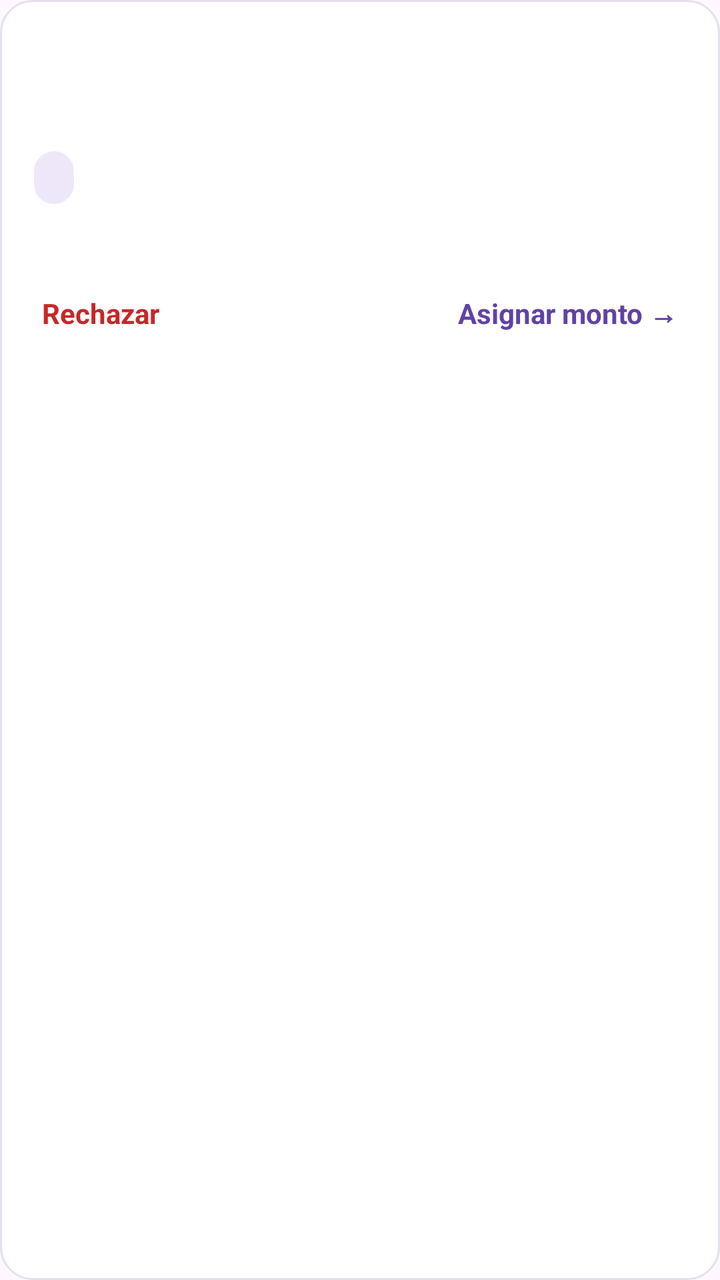
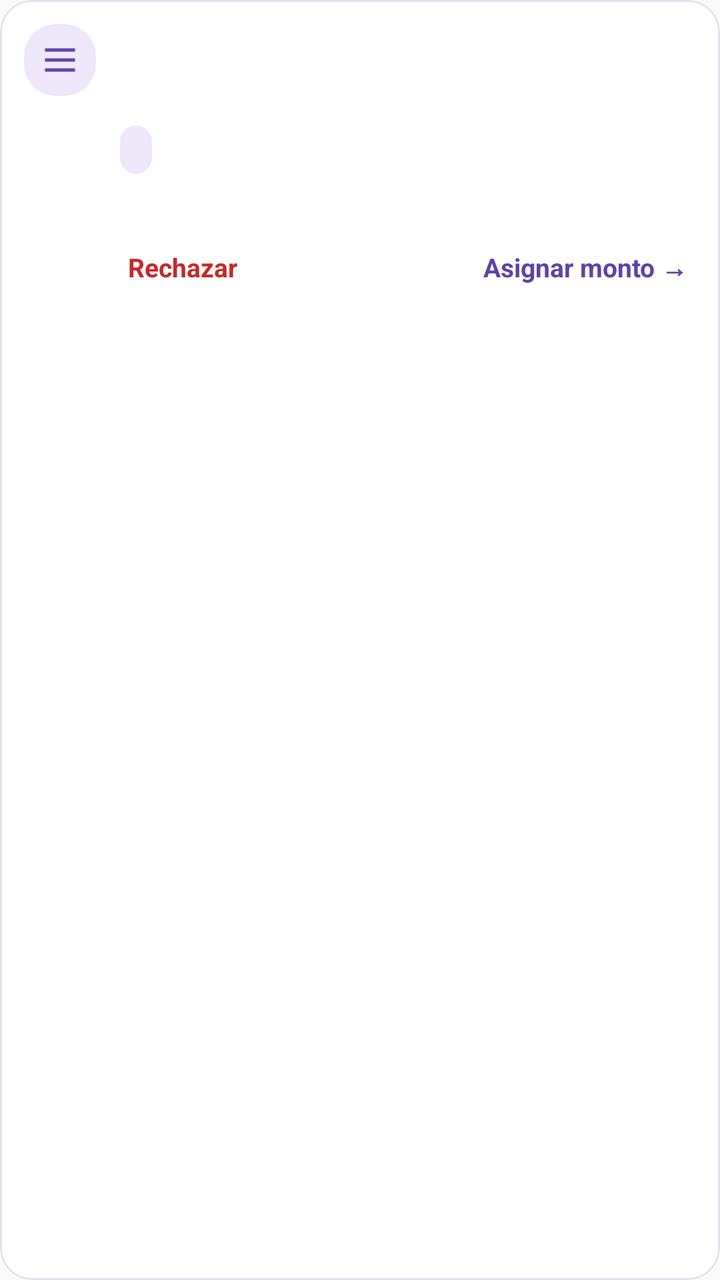

Before-and-after screenshots of an Android layout around one commit, followed by the original layout XML and the change that was made.
<!-- AndroidManifest.xml: application theme Theme.ApiMovil -->
<!-- res/layout/item_solicitud.xml -->
<?xml version="1.0" encoding="utf-8"?>
<LinearLayout xmlns:android="http://schemas.android.com/apk/res/android"
    android:layout_width="match_parent"
    android:layout_height="wrap_content"
    android:orientation="vertical"
    android:background="@drawable/bg_tarjeta"
    android:padding="17dp"
    android:layout_marginBottom="12dp"
    android:clickable="true"
    android:focusable="true"
    android:foreground="?attr/selectableItemBackground">

    <LinearLayout
        android:layout_width="match_parent"
        android:layout_height="wrap_content"
        android:orientation="horizontal"
        android:gravity="center_vertical">

        <TextView
            android:id="@+id/textCodigoSolicitud"
            android:layout_width="0dp"
            android:layout_weight="1"
            android:layout_height="wrap_content"
            android:textStyle="bold"
            android:textSize="15sp"
            android:textColor="@color/texto_principal" />

        <TextView
            android:id="@+id/textAntiguedad"
            android:layout_width="wrap_content"
            android:layout_height="wrap_content"
            android:textSize="12sp"
            android:textColor="@color/texto_secundario" />
    </LinearLayout>

    <TextView
        android:id="@+id/textConductor"
        android:layout_width="match_parent"
        android:layout_height="wrap_content"
        android:textStyle="bold"
        android:textSize="18sp"
        android:textColor="@color/texto_principal"
        android:layout_marginTop="6dp" />

    <TextView
        android:id="@+id/textDestino"
        android:layout_width="wrap_content"
        android:layout_height="wrap_content"
        android:background="@drawable/bg_tarjeta_info"
        android:textColor="@color/marca_oscuro"
        android:textStyle="bold"
        android:textSize="12sp"
        android:paddingHorizontal="10dp"
        android:paddingVertical="5dp"
        android:layout_marginTop="8dp" />

    <TextView
        android:id="@+id/textActividad"
        android:layout_width="match_parent"
        android:layout_height="wrap_content"
        android:textSize="14sp"
        android:textColor="@color/texto_secundario"
        android:layout_marginTop="10dp" />

    <LinearLayout
        android:layout_width="match_parent"
        android:layout_height="wrap_content"
        android:orientation="horizontal"
        android:gravity="center_vertical"
        android:layout_marginTop="12dp">

        <TextView
            android:id="@+id/textRechazar"
            android:layout_width="wrap_content"
            android:layout_height="wrap_content"
            android:text="@string/rechazar"
            android:textColor="@color/estado_vencida"
            android:textStyle="bold"
            android:textSize="14sp"
            android:background="?attr/selectableItemBackground"
            android:padding="4dp" />

        <View
            android:layout_width="0dp"
            android:layout_height="0dp"
            android:layout_weight="1" />

        <TextView
            android:id="@+id/textAsignarMonto"
            android:layout_width="wrap_content"
            android:layout_height="wrap_content"
            android:text="@string/asignar_monto_flecha"
            android:textColor="@color/marca"
            android:textStyle="bold"
            android:textSize="14sp"
            android:padding="4dp" />

    </LinearLayout>

</LinearLayout>
<!-- resources referenced by this layout -->
<resources>
  <color name="estado_vencida">#C62828</color>
  <color name="marca">#6042A6</color>
  <color name="marca_oscuro">#342052</color>
  <color name="texto_principal">#24212D</color>
  <color name="texto_secundario">#706A7A</color>
  <!-- drawable bg_tarjeta (drawable) -->
  <?xml version="1.0" encoding="utf-8"?>
  <shape xmlns:android="http://schemas.android.com/apk/res/android" android:shape="rectangle">
      <solid android:color="@color/blanco" />
      <corners android:radius="16dp" />
      <stroke android:width="1dp" android:color="@color/borde" />
  </shape>
  <!-- drawable bg_tarjeta_info (drawable) -->
  <?xml version="1.0" encoding="utf-8"?>
  <shape xmlns:android="http://schemas.android.com/apk/res/android" android:shape="rectangle">
      <solid android:color="@color/marca_claro" />
      <corners android:radius="16dp" />
  </shape>
  <string name="asignar_monto_flecha">Asignar monto  →</string>
  <string name="rechazar">Rechazar</string>
  <style name="Theme.ApiMovil" parent="Theme.Material3.DayNight.NoActionBar">
          <item name="colorPrimary">@color/purple_500</item>
          <item name="colorPrimaryVariant">@color/purple_700</item>
          <item name="colorOnPrimary">@color/white</item>
          <item name="colorSecondary">@color/teal_200</item>
      </style>
  <color name="blanco">#FFFFFF</color>
  <color name="borde">#E5E0EB</color>
  <color name="marca_claro">#EEE7FA</color>
  <color name="purple_500">#6042A6</color>
  <color name="purple_700">#342052</color>
  <color name="white">#FFFFFFFF</color>
  <color name="teal_200">#6042A6</color>
</resources>

<!-- the commit's change to res/layout/item_solicitud.xml (unified diff, before → after) -->
@@ -1,100 +1,128 @@
 <?xml version="1.0" encoding="utf-8"?>
-<LinearLayout xmlns:android="http://schemas.android.com/apk/res/android"
+<com.google.android.material.card.MaterialCardView xmlns:android="http://schemas.android.com/apk/res/android"
+    xmlns:app="http://schemas.android.com/apk/res-auto"
     android:layout_width="match_parent"
     android:layout_height="wrap_content"
-    android:orientation="vertical"
-    android:background="@drawable/bg_tarjeta"
-    android:padding="17dp"
     android:layout_marginBottom="12dp"
     android:clickable="true"
     android:focusable="true"
-    android:foreground="?attr/selectableItemBackground">
+    android:foreground="?attr/selectableItemBackground"
+    app:cardBackgroundColor="@color/blanco"
+    app:cardCornerRadius="16dp"
+    app:cardElevation="0dp"
+    app:contentPadding="12dp"
+    app:strokeColor="@color/borde"
+    app:strokeWidth="1dp">
 
     <LinearLayout
         android:layout_width="match_parent"
         android:layout_height="wrap_content"
         android:orientation="horizontal"
-        android:gravity="center_vertical">
+        android:gravity="top">
 
-        <TextView
-            android:id="@+id/textCodigoSolicitud"
+        <ImageView
+            android:layout_width="36dp"
+            android:layout_height="36dp"
+            android:src="@drawable/ic_nav_solicitudes"
+            android:background="@drawable/bg_tarjeta_info"
+            android:padding="8dp"
+            app:tint="@color/marca"
+            android:contentDescription="@null" />
+
+        <LinearLayout
             android:layout_width="0dp"
             android:layout_weight="1"
             android:layout_height="wrap_content"
-            android:textStyle="bold"
-            android:textSize="15sp"
-            android:textColor="@color/texto_principal" />
+            android:orientation="vertical"
+            android:layout_marginStart="12dp">
 
-        <TextView
-            android:id="@+id/textAntiguedad"
-            android:layout_width="wrap_content"
-            android:layout_height="wrap_content"
-            android:textSize="12sp"
-            android:textColor="@color/texto_secundario" />
+            <LinearLayout
+                android:layout_width="match_parent"
+                android:layout_height="wrap_content"
+                android:orientation="horizontal"
+                android:gravity="center_vertical">
+
+                <TextView
+                    android:id="@+id/textCodigoSolicitud"
+                    android:layout_width="0dp"
+                    android:layout_weight="1"
+                    android:layout_height="wrap_content"
+                    android:textStyle="bold"
+                    android:textSize="14sp"
+                    android:textColor="@color/texto_principal" />
+
+                <TextView
+                    android:id="@+id/textAntiguedad"
+                    android:layout_width="wrap_content"
+                    android:layout_height="wrap_content"
+                    android:textSize="12sp"
+                    android:textColor="@color/texto_secundario" />
+            </LinearLayout>
+
+            <TextView
+                android:id="@+id/textConductor"
+                android:layout_width="match_parent"
+                android:layout_height="wrap_content"
+                android:textStyle="bold"
+                android:textSize="16sp"
+                android:textColor="@color/texto_principal"
+                android:layout_marginTop="4dp" />
+
+            <TextView
+                android:id="@+id/textDestino"
+                android:layout_width="wrap_content"
+                android:layout_height="wrap_content"
+                android:background="@drawable/bg_tarjeta_info"
+                android:textColor="@color/marca_oscuro"
+                android:textStyle="bold"
+                android:textSize="12sp"
+                android:paddingHorizontal="8dp"
+                android:paddingVertical="4dp"
+                android:layout_marginTop="6dp" />
+
+            <TextView
+                android:id="@+id/textActividad"
+                android:layout_width="match_parent"
+                android:layout_height="wrap_content"
+                android:textSize="13sp"
+                android:textColor="@color/texto_secundario"
+                android:layout_marginTop="6dp" />
+
+            <LinearLayout
+                android:layout_width="match_parent"
+                android:layout_height="wrap_content"
+                android:orientation="horizontal"
+                android:gravity="center_vertical"
+                android:layout_marginTop="10dp">
+
+                <TextView
+                    android:id="@+id/textRechazar"
+                    android:layout_width="wrap_content"
+                    android:layout_height="wrap_content"
+                    android:text="@string/rechazar"
+                    android:textColor="@color/estado_vencida"
+                    android:textStyle="bold"
+                    android:textSize="13sp"
+                    android:background="?attr/selectableItemBackground"
+                    android:padding="4dp" />
+
+                <View
+                    android:layout_width="0dp"
+                    android:layout_height="0dp"
+                    android:layout_weight="1" />
+
+                <TextView
+                    android:id="@+id/textAsignarMonto"
+                    android:layout_width="wrap_content"
+                    android:layout_height="wrap_content"
+                    android:text="@string/asignar_monto_flecha"
+                    android:textColor="@color/marca"
+                    android:textStyle="bold"
+                    android:textSize="13sp"
+                    android:padding="4dp" />
+
+            </LinearLayout>
+
+        </LinearLayout>
     </LinearLayout>
-
-    <TextView
-        android:id="@+id/textConductor"
-        android:layout_width="match_parent"
-        android:layout_height="wrap_content"
-        android:textStyle="bold"
-        android:textSize="18sp"
-        android:textColor="@color/texto_principal"
-        android:layout_marginTop="6dp" />
-
-    <TextView
-        android:id="@+id/textDestino"
-        android:layout_width="wrap_content"
-        android:layout_height="wrap_content"
-        android:background="@drawable/bg_tarjeta_info"
-        android:textColor="@color/marca_oscuro"
-        android:textStyle="bold"
-        android:textSize="12sp"
-        android:paddingHorizontal="10dp"
-        android:paddingVertical="5dp"
-        android:layout_marginTop="8dp" />
-
-    <TextView
-        android:id="@+id/textActividad"
-        android:layout_width="match_parent"
-        android:layout_height="wrap_content"
-        android:textSize="14sp"
-        android:textColor="@color/texto_secundario"
-        android:layout_marginTop="10dp" />
-
-    <LinearLayout
-        android:layout_width="match_parent"
-        android:layout_height="wrap_content"
-        android:orientation="horizontal"
-        android:gravity="center_vertical"
-        android:layout_marginTop="12dp">
-
-        <TextView
-            android:id="@+id/textRechazar"
-            android:layout_width="wrap_content"
-            android:layout_height="wrap_content"
-            android:text="@string/rechazar"
-            android:textColor="@color/estado_vencida"
-            android:textStyle="bold"
-            android:textSize="14sp"
-            android:background="?attr/selectableItemBackground"
-            android:padding="4dp" />
-
-        <View
-            android:layout_width="0dp"
-            android:layout_height="0dp"
-            android:layout_weight="1" />
-
-        <TextView
-            android:id="@+id/textAsignarMonto"
-            android:layout_width="wrap_content"
-            android:layout_height="wrap_content"
-            android:text="@string/asignar_monto_flecha"
-            android:textColor="@color/marca"
-            android:textStyle="bold"
-            android:textSize="14sp"
-            android:padding="4dp" />
-
-    </LinearLayout>
-
-</LinearLayout>
+</com.google.android.material.card.MaterialCardView>
<!-- resource entries referenced after the edit -->
@@ -5,33 +5,34 @@
   <color name="marca_oscuro">#342052</color>
   <color name="texto_principal">#24212D</color>
   <color name="texto_secundario">#706A7A</color>
-  <!-- drawable bg_tarjeta (drawable) -->
-  <?xml version="1.0" encoding="utf-8"?>
-  <shape xmlns:android="http://schemas.android.com/apk/res/android" android:shape="rectangle">
-      <solid android:color="@color/blanco" />
-      <corners android:radius="16dp" />
-      <stroke android:width="1dp" android:color="@color/borde" />
-  </shape>
   <!-- drawable bg_tarjeta_info (drawable) -->
   <?xml version="1.0" encoding="utf-8"?>
   <shape xmlns:android="http://schemas.android.com/apk/res/android" android:shape="rectangle">
       <solid android:color="@color/marca_claro" />
       <corners android:radius="16dp" />
   </shape>
+  <!-- drawable ic_nav_solicitudes (drawable) -->
+  <?xml version="1.0" encoding="utf-8"?>
+  <vector xmlns:android="http://schemas.android.com/apk/res/android"
+      android:width="24dp" android:height="24dp"
+      android:viewportWidth="24" android:viewportHeight="24">
+      <path android:fillColor="#FF000000"
+          android:pathData="M3,5h18v2L3,7zM3,11h18v2L3,13zM3,17h18v2L3,19z" />
+  </vector>
   <string name="asignar_monto_flecha">Asignar monto  →</string>
   <string name="rechazar">Rechazar</string>
-  <style name="Theme.ApiMovil" parent="Theme.Material3.DayNight.NoActionBar">
-          <item name="colorPrimary">@color/purple_500</item>
-          <item name="colorPrimaryVariant">@color/purple_700</item>
-          <item name="colorOnPrimary">@color/white</item>
-          <item name="colorSecondary">@color/teal_200</item>
+  <style name="Theme.ApiMovil" parent="Theme.MaterialComponents.DayNight.NoActionBar">
+          <item name="colorPrimary">@color/marca</item>
+          <item name="colorPrimaryVariant">@color/marca_oscuro</item>
+          <item name="colorOnPrimary">@color/blanco</item>
+          <item name="colorSecondary">@color/marca_claro</item>
+          <item name="colorOnSecondary">@color/texto_principal</item>
+          <item name="android:windowBackground">@color/fondo</item>
+          <item name="android:statusBarColor">@color/marca_oscuro</item>
       </style>
   <color name="blanco">#FFFFFF</color>
   <color name="borde">#E5E0EB</color>
   <color name="marca_claro">#EEE7FA</color>
-  <color name="purple_500">#6042A6</color>
-  <color name="purple_700">#342052</color>
-  <color name="white">#FFFFFFFF</color>
-  <color name="teal_200">#6042A6</color>
+  <color name="fondo">#FAF9FC</color>
 </resources>
 
